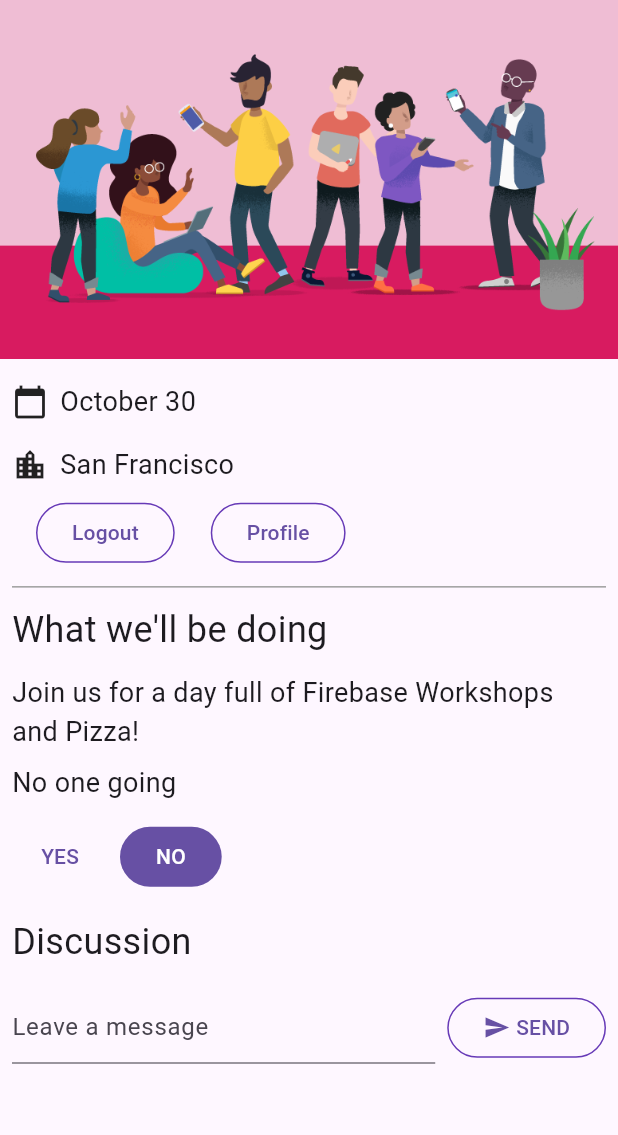
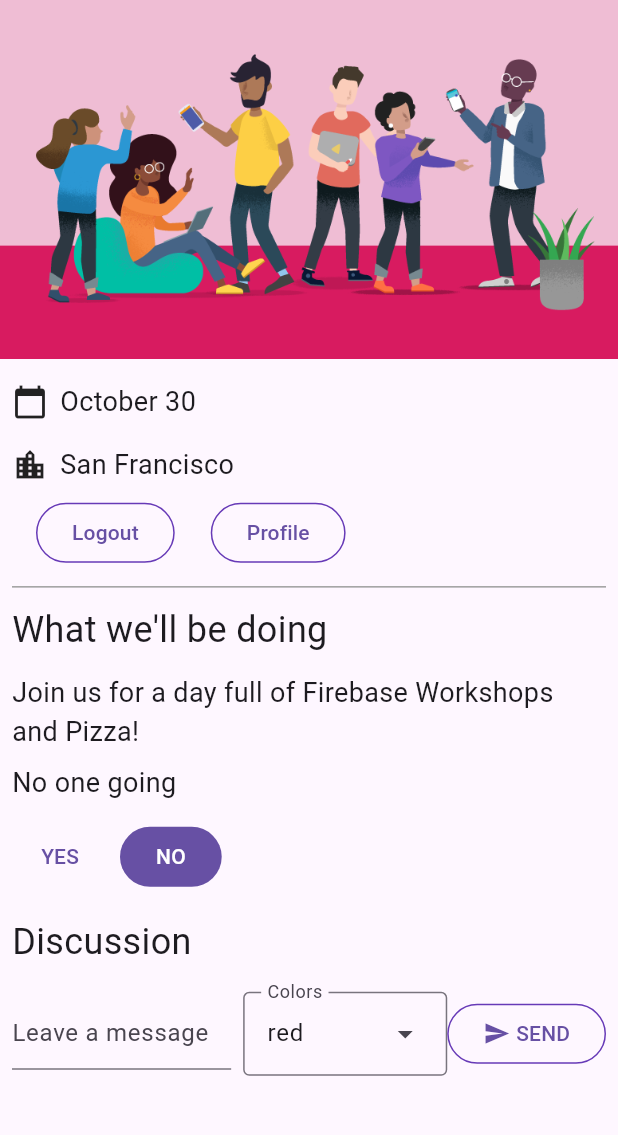
Before and after one commit to TMGBNoodle/firebase_demo, a Flutter app: the screen it shows once a user with an empty profile is signed in, on a phone screen of 412 x 824 dp, the part 84-1219 px from its top. Run offline on Flutter 3.47's test engine with Material 3 defaults, Android fonts, the phone set to English and light mode, and no system bars; our stand-ins replace cloud_firestore, firebase_auth, firebase_core, go_router, google_fonts; missing offline and left inert: firebase_ui_auth; accounts and stored records are empty.

Commit message:
Firebase and guest_book changes to allow color changes

```diff
--- a/firebase_demo/lib/app_state.dart
+++ b/firebase_demo/lib/app_state.dart
@@ -24,6 +24,12 @@ class ApplicationState extends ChangeNotifier {
   List<GuestBookMessage> _guestBookMessages = [];
   List<GuestBookMessage> get guestBookMessages => _guestBookMessages;
 
+  Map<String, Color> colors = {
+    'blue' : Colors.blue,
+    'red' : Colors.red,
+    'green' : Colors.green
+  };
+
   int _attendees = 0;
   int get attendees => _attendees;
 
@@ -40,6 +46,13 @@ class ApplicationState extends ChangeNotifier {
       userDoc.set(<String, dynamic>{'attending': false});
     }
   }
+  Color getColor(String name) {
+    print("Getting Colors $name");
+    if(colors[name] == null) {
+      return Colors.amber;
+    }
+    else return colors[name]!;
+  }
 
   Future<void> init() async {
     await Firebase.initializeApp(
@@ -48,7 +61,7 @@ class ApplicationState extends ChangeNotifier {
     FirebaseUIAuth.configureProviders([
       EmailAuthProvider(),
     ]);
-        FirebaseFirestore.instance
+      FirebaseFirestore.instance
         .collection('attendees')
         .where('attending', isEqualTo: true)
         .snapshots()
@@ -70,6 +83,7 @@ class ApplicationState extends ChangeNotifier {
               GuestBookMessage(
                 name: document.data()['name'] as String,
                 message: document.data()['text'] as String,
+                color: getColor(document.data()['color'] as String),
               ),
             );
           }
@@ -112,6 +126,7 @@ class ApplicationState extends ChangeNotifier {
       'timestamp': DateTime.now().millisecondsSinceEpoch,
       'name': FirebaseAuth.instance.currentUser!.displayName,
       'userId': FirebaseAuth.instance.currentUser!.uid,
+      'color' : 'red'
     });
   }
 }
--- a/firebase_demo/lib/guest_book.dart
+++ b/firebase_demo/lib/guest_book.dart
@@ -16,7 +16,6 @@ class GuestBook extends StatefulWidget {
 
   final FutureOr<void> Function(String message) addMessage;
   final List<GuestBookMessage> messages; // new
-
   @override
   _GuestBookState createState() => _GuestBookState();
 }
@@ -24,7 +23,8 @@ class GuestBook extends StatefulWidget {
 class _GuestBookState extends State<GuestBook> {
   final _formKey = GlobalKey<FormState>(debugLabel: '_GuestBookState');
   final _controller = TextEditingController();
-
+  final _colorController = TextEditingController();
+  final List<String> colors = ["red", "green", "blue"];
   @override
   Widget build(BuildContext context) {
     return Column(
@@ -51,6 +51,17 @@ class _GuestBookState extends State<GuestBook> {
                   ),
                 ),
                 const SizedBox(width: 8),
+                DropdownMenu<String>(
+                  label: const Text("Colors"),
+                  initialSelection: "red",
+                  controller: _colorController,
+                  dropdownMenuEntries: colors.map((String colorname) {
+                        return DropdownMenuEntry(
+                          value: colorname,
+                          label: colorname,
+                        );
+                      }).toList()
+                  ),
                 StyledButton(
                   onPressed: () async {
                     if (_formKey.currentState!.validate()) {
@@ -72,7 +83,7 @@ class _GuestBookState extends State<GuestBook> {
         ),
         const SizedBox(height: 8),
         for (var message in widget.messages)
-          Paragraph('${message.name}: ${message.message}'),
+          Paragraph(content: ('${message.name}: ${message.message}'), color : message.color),
         const SizedBox(height: 8),
       ]
     );
--- a/firebase_demo/lib/guest_book_message.dart
+++ b/firebase_demo/lib/guest_book_message.dart
@@ -1,6 +1,9 @@
+import 'package:flutter/material.dart';
+
 class GuestBookMessage {
-  GuestBookMessage({required this.name, required this.message});
+  GuestBookMessage({required this.name, required this.message, required this.color});
 
   final String name;
   final String message;
+  final Color color;
 }
--- a/firebase_demo/lib/home_page.dart
+++ b/firebase_demo/lib/home_page.dart
@@ -43,17 +43,17 @@ class HomePage extends StatelessWidget {
             color: Colors.grey,
           ),
           const Header("What we'll be doing"),
-          const Paragraph(
-            'Join us for a day full of Firebase Workshops and Pizza!',
+          Paragraph(
+            content:'Join us for a day full of Firebase Workshops and Pizza!',
           ),
         Consumer<ApplicationState>(
             builder: (context, appState, _) => Column(
               crossAxisAlignment: CrossAxisAlignment.start,
               children: [
                 switch (appState.attendees) {
-                  1 => const Paragraph('1 person going'),
-                  >= 2 => Paragraph('${appState.attendees} people going'),
-                  _ => const Paragraph('No one going'),
+                  1 => Paragraph(content: '1 person going'),
+                  >= 2 => Paragraph(content: '${appState.attendees} people going'),
+                  _ => Paragraph(content: 'No one going'),
                 },
                 if (appState.loggedIn) ...[
                   YesNoSelection(
@@ -73,6 +73,5 @@ class HomePage extends StatelessWidget {
         ],
       ),
     );
-
   }
 }
--- a/firebase_demo/lib/src/widgets.dart
+++ b/firebase_demo/lib/src/widgets.dart
@@ -19,14 +19,15 @@ class Header extends StatelessWidget {
 }
 
 class Paragraph extends StatelessWidget {
-  const Paragraph(this.content, {super.key});
+  Paragraph({super.key, required this.content, this.color = Colors.transparent});
   final String content;
+  Color color;
   @override
   Widget build(BuildContext context) => Padding(
         padding: const EdgeInsets.symmetric(horizontal: 8, vertical: 4),
         child: Text(
           content,
-          style: const TextStyle(fontSize: 18),
+          style: TextStyle(fontSize: 18, backgroundColor: color),
         ),
       );
 }
```
